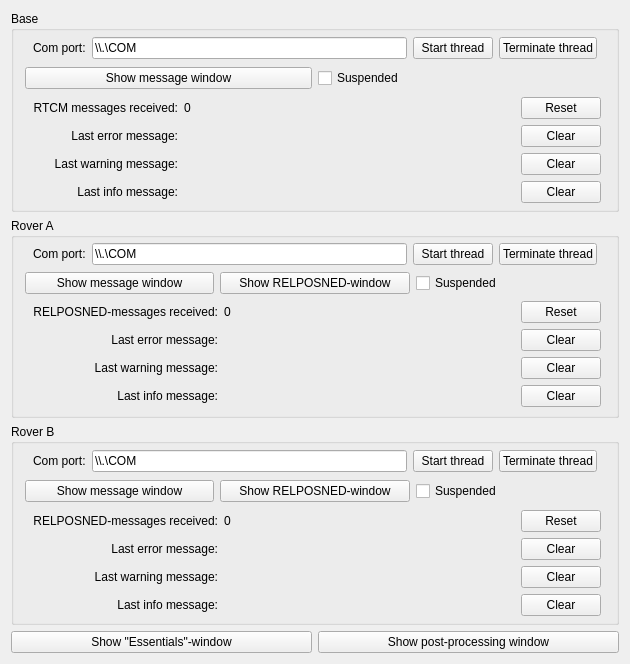
GNSS-Stylist/GNSS-Stylus, file mainwindow.ui: the form before one commit.
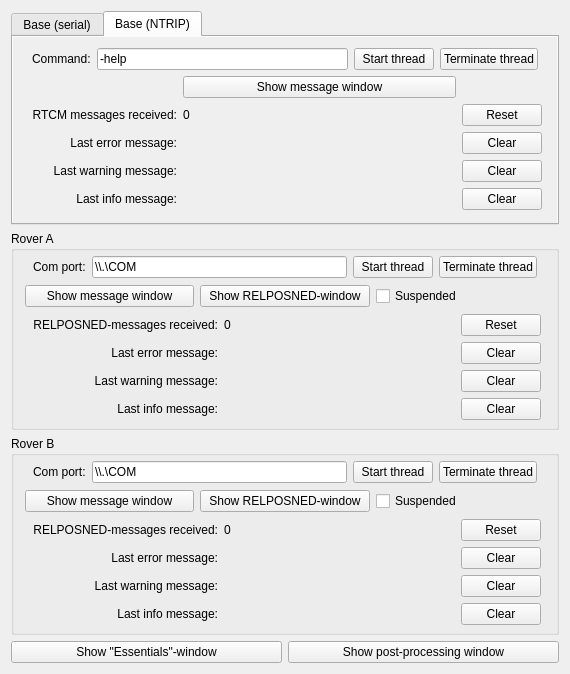
The form after the commit.

Commit message: Added NTRIP client-functionality.

Patch:
```diff
--- a/mainwindow.ui
+++ b/mainwindow.ui
@@ -6,8 +6,8 @@
    <rect>
     <x>0</x>
     <y>0</y>
-    <width>630</width>
-    <height>664</height>
+    <width>570</width>
+    <height>674</height>
    </rect>
   </property>
   <property name="windowTitle">
@@ -16,189 +16,410 @@
   <widget class="QWidget" name="centralWidget">
    <layout class="QVBoxLayout" name="verticalLayout">
     <item>
-     <widget class="QGroupBox" name="groupBox_Base">
+     <widget class="QTabWidget" name="tabWidget_Base">
+      <property name="enabled">
+       <bool>true</bool>
+      </property>
       <property name="sizePolicy">
        <sizepolicy hsizetype="Preferred" vsizetype="Preferred">
         <horstretch>0</horstretch>
         <verstretch>0</verstretch>
        </sizepolicy>
       </property>
-      <property name="title">
-       <string>Base</string>
+      <property name="minimumSize">
+       <size>
+        <width>0</width>
+        <height>0</height>
+       </size>
       </property>
-      <layout class="QGridLayout" name="gridLayout">
-       <property name="topMargin">
-        <number>4</number>
+      <property name="autoFillBackground">
+       <bool>true</bool>
+      </property>
+      <property name="currentIndex">
+       <number>1</number>
+      </property>
+      <widget class="QWidget" name="tab_Base_Serial">
+       <property name="autoFillBackground">
+        <bool>true</bool>
        </property>
-       <property name="bottomMargin">
-        <number>4</number>
+       <attribute name="title">
+        <string>Base (serial)</string>
+       </attribute>
+       <layout class="QVBoxLayout" name="verticalLayout_2">
+        <item>
+         <layout class="QHBoxLayout" name="horizontalLayout_Thread_Base_Serial">
+          <property name="leftMargin">
+           <number>8</number>
+          </property>
+          <property name="rightMargin">
+           <number>8</number>
+          </property>
+          <item>
+           <widget class="QLabel" name="label__Comport_Base_Serial">
+            <property name="text">
+             <string>Com port:</string>
+            </property>
+           </widget>
+          </item>
+          <item>
+           <widget class="QLineEdit" name="lineEdit_ComPort_Base_Serial">
+            <property name="text">
+             <string>\\.\COM</string>
+            </property>
+            <property name="maxLength">
+             <number>256</number>
+            </property>
+           </widget>
+          </item>
+          <item>
+           <widget class="QPushButton" name="pushButton_StartThread_Base_Serial">
+            <property name="text">
+             <string>Start thread</string>
+            </property>
+           </widget>
+          </item>
+          <item>
+           <widget class="QPushButton" name="pushButton_TerminateThread_Base_Serial">
+            <property name="text">
+             <string>Terminate thread</string>
+            </property>
+           </widget>
+          </item>
+         </layout>
+        </item>
+        <item>
+         <layout class="QHBoxLayout" name="horizontalLayout_Base_Serial">
+          <item>
+           <widget class="QPushButton" name="pushButton_ShowMessageWindow_Base_Serial">
+            <property name="text">
+             <string>Show message window</string>
+            </property>
+           </widget>
+          </item>
+          <item>
+           <widget class="QCheckBox" name="checkBox_SuspendThread_Base_Serial">
+            <property name="text">
+             <string>Suspended</string>
+            </property>
+           </widget>
+          </item>
+         </layout>
+        </item>
+        <item>
+         <layout class="QGridLayout" name="gridLayout_Messages_Base_Serial" columnstretch="0,1,0" columnminimumwidth="0,50,0">
+          <property name="leftMargin">
+           <number>8</number>
+          </property>
+          <property name="rightMargin">
+           <number>4</number>
+          </property>
+          <item row="2" column="0">
+           <widget class="QLabel" name="label_LastWarningMessageLabel_Base_Serial">
+            <property name="text">
+             <string>Last warning message:</string>
+            </property>
+            <property name="alignment">
+             <set>Qt::AlignRight|Qt::AlignTrailing|Qt::AlignVCenter</set>
+            </property>
+           </widget>
+          </item>
+          <item row="3" column="2">
+           <widget class="QPushButton" name="pushButton_ClearInfoMessage_Base_Serial">
+            <property name="text">
+             <string>Clear</string>
+            </property>
+           </widget>
+          </item>
+          <item row="3" column="1">
+           <widget class="QLabel" name="label_LastInfoMessage_Base_Serial">
+            <property name="text">
+             <string/>
+            </property>
+           </widget>
+          </item>
+          <item row="2" column="1">
+           <widget class="QLabel" name="label_LastWarningMessage_Base_Serial">
+            <property name="text">
+             <string/>
+            </property>
+           </widget>
+          </item>
+          <item row="0" column="1">
+           <widget class="QLabel" name="label_RTCMMessageCount_Base_Serial">
+            <property name="text">
+             <string>0</string>
+            </property>
+           </widget>
+          </item>
+          <item row="0" column="0">
+           <widget class="QLabel" name="label_RTCMMessageCountLabel_Base_Serial">
+            <property name="text">
+             <string>RTCM messages received:</string>
+            </property>
+            <property name="alignment">
+             <set>Qt::AlignRight|Qt::AlignTrailing|Qt::AlignVCenter</set>
+            </property>
+           </widget>
+          </item>
+          <item row="0" column="2">
+           <widget class="QPushButton" name="pushButton_ClearRTCMCounter_Base_Serial">
+            <property name="text">
+             <string>Reset</string>
+            </property>
+           </widget>
+          </item>
+          <item row="3" column="0">
+           <widget class="QLabel" name="label_LastInfoMessageLabel_Base_Serial">
+            <property name="text">
+             <string>Last info message:</string>
+            </property>
+            <property name="alignment">
+             <set>Qt::AlignRight|Qt::AlignTrailing|Qt::AlignVCenter</set>
+            </property>
+           </widget>
+          </item>
+          <item row="2" column="2">
+           <widget class="QPushButton" name="pushButton_ClearWarningMessage_Base_Serial">
+            <property name="text">
+             <string>Clear</string>
+            </property>
+           </widget>
+          </item>
+          <item row="1" column="0">
+           <widget class="QLabel" name="label_LastErrorMessageLabel_Base_Serial">
+            <property name="text">
+             <string>Last error message:</string>
+            </property>
+            <property name="alignment">
+             <set>Qt::AlignRight|Qt::AlignTrailing|Qt::AlignVCenter</set>
+            </property>
+           </widget>
+          </item>
+          <item row="1" column="1">
+           <widget class="QLabel" name="label_LastErrorMessage_Base_Serial">
+            <property name="text">
+             <string/>
+            </property>
+           </widget>
+          </item>
+          <item row="1" column="2">
+           <widget class="QPushButton" name="pushButton_ClearErrorMessage_Base_Serial">
+            <property name="text">
+             <string>Clear</string>
+            </property>
+           </widget>
+          </item>
+         </layout>
+        </item>
+       </layout>
+      </widget>
+      <widget class="QWidget" name="tab_2">
+       <property name="autoFillBackground">
+        <bool>true</bool>
        </property>
-       <item row="3" column="0">
-        <layout class="QGridLayout" name="gridLayout_Messages_Base" columnstretch="0,1,0" columnminimumwidth="0,50,0">
-         <property name="leftMargin">
-          <number>8</number>
-         </property>
-         <property name="rightMargin">
-          <number>4</number>
-         </property>
-         <item row="2" column="0">
-          <widget class="QLabel" name="label_LastWarningMessageLabel_Base">
-           <property name="text">
-            <string>Last warning message:</string>
-           </property>
-           <property name="alignment">
-            <set>Qt::AlignRight|Qt::AlignTrailing|Qt::AlignVCenter</set>
-           </property>
-          </widget>
-         </item>
-         <item row="3" column="2">
-          <widget class="QPushButton" name="pushButton_ClearInfoMessage_Base">
-           <property name="text">
-            <string>Clear</string>
-           </property>
-          </widget>
-         </item>
-         <item row="3" column="1">
-          <widget class="QLabel" name="label_LastInfoMessage_Base">
-           <property name="text">
-            <string/>
-           </property>
-          </widget>
-         </item>
-         <item row="2" column="1">
-          <widget class="QLabel" name="label_LastWarningMessage_Base">
-           <property name="text">
-            <string/>
-           </property>
-          </widget>
-         </item>
-         <item row="0" column="1">
-          <widget class="QLabel" name="label_RTCMMessageCount_Base">
-           <property name="text">
-            <string>0</string>
-           </property>
-          </widget>
-         </item>
-         <item row="0" column="0">
-          <widget class="QLabel" name="label_RTCMMessageCountLabel_Base">
-           <property name="text">
-            <string>RTCM messages received:</string>
-           </property>
-           <property name="alignment">
-            <set>Qt::AlignRight|Qt::AlignTrailing|Qt::AlignVCenter</set>
-           </property>
-          </widget>
-         </item>
-         <item row="0" column="2">
-          <widget class="QPushButton" name="pushButton_ClearRTCMCounter_Base">
-           <property name="text">
-            <string>Reset</string>
-           </property>
-          </widget>
-         </item>
-         <item row="3" column="0">
-          <widget class="QLabel" name="label_LastInfoMessageLabel_Base">
-           <property name="text">
-            <string>Last info message:</string>
-           </property>
-           <property name="alignment">
-            <set>Qt::AlignRight|Qt::AlignTrailing|Qt::AlignVCenter</set>
-           </property>
-          </widget>
-         </item>
-         <item row="2" column="2">
-          <widget class="QPushButton" name="pushButton_ClearWarningMessage_Base">
-           <property name="text">
-            <string>Clear</string>
-           </property>
-          </widget>
-         </item>
-         <item row="1" column="0">
-          <widget class="QLabel" name="label_LastErrorMessageLabel_Base">
-           <property name="text">
-            <string>Last error message:</string>
-           </property>
-           <property name="alignment">
-            <set>Qt::AlignRight|Qt::AlignTrailing|Qt::AlignVCenter</set>
-           </property>
-          </widget>
-         </item>
-         <item row="1" column="1">
-          <widget class="QLabel" name="label_LastErrorMessage_Base">
-           <property name="text">
-            <string/>
-           </property>
-          </widget>
-         </item>
-         <item row="1" column="2">
-          <widget class="QPushButton" name="pushButton_ClearErrorMessage_Base">
-           <property name="text">
-            <string>Clear</string>
-           </property>
-          </widget>
-         </item>
-        </layout>
-       </item>
-       <item row="2" column="0">
-        <layout class="QHBoxLayout" name="horizontalLayout_Base">
-         <item>
-          <widget class="QPushButton" name="pushButton_ShowMessageWindow_Base">
-           <property name="text">
-            <string>Show message window</string>
-           </property>
-          </widget>
-         </item>
-         <item>
-          <widget class="QCheckBox" name="checkBox_SuspendThread_Base">
-           <property name="text">
-            <string>Suspended</string>
-           </property>
-          </widget>
-         </item>
-        </layout>
-       </item>
-       <item row="1" column="0">
-        <layout class="QHBoxLayout" name="horizontalLayout_Thread_Base">
-         <property name="leftMargin">
-          <number>8</number>
-         </property>
-         <property name="rightMargin">
-          <number>8</number>
-         </property>
-         <item>
-          <widget class="QLabel" name="label__Comport_Base">
-           <property name="text">
-            <string>Com port:</string>
-           </property>
-          </widget>
-         </item>
-         <item>
-          <widget class="QLineEdit" name="lineEdit_ComPort_Base">
-           <property name="text">
-            <string>\\.\COM</string>
-           </property>
-           <property name="maxLength">
-            <number>256</number>
-           </property>
-          </widget>
-         </item>
-         <item>
-          <widget class="QPushButton" name="pushButton_StartThread_Base">
-           <property name="text">
-            <string>Start thread</string>
-           </property>
-          </widget>
-         </item>
-         <item>
-          <widget class="QPushButton" name="pushButton_TerminateThread_Base">
-           <property name="text">
-            <string>Terminate thread</string>
-           </property>
-          </widget>
-         </item>
-        </layout>
-       </item>
-      </layout>
+       <attribute name="title">
+        <string>Base (NTRIP)</string>
+       </attribute>
+       <layout class="QVBoxLayout" name="verticalLayout_3">
+        <item>
+         <layout class="QHBoxLayout" name="horizontalLayout_Thread_NTRIP">
+          <property name="leftMargin">
+           <number>8</number>
+          </property>
+          <property name="rightMargin">
+           <number>8</number>
+          </property>
+          <item>
+           <widget class="QLabel" name="label__NTRIP_Command">
+            <property name="text">
+             <string>Command:</string>
+            </property>
+           </widget>
+          </item>
+          <item>
+           <widget class="QLineEdit" name="lineEdit_Command_Base_NTRIP">
+            <property name="text">
+             <string>-help</string>
+            </property>
+            <property name="maxLength">
+             <number>256</number>
+            </property>
+           </widget>
+          </item>
+          <item>
+           <widget class="QPushButton" name="pushButton_StartThread_Base_NTRIP">
+            <property name="text">
+             <string>Start thread</string>
+            </property>
+           </widget>
+          </item>
+          <item>
+           <widget class="QPushButton" name="pushButton_TerminateThread_NTRIP">
+            <property name="text">
+             <string>Terminate thread</string>
+            </property>
+           </widget>
+          </item>
+         </layout>
+        </item>
+        <item>
+         <layout class="QGridLayout" name="gridLayout_Messages_Base_NTRIP" columnstretch="0,1,0">
+          <property name="leftMargin">
+           <number>8</number>
+          </property>
+          <property name="rightMargin">
+           <number>4</number>
+          </property>
+          <item row="2" column="1">
+           <widget class="QLabel" name="label_LastErrorMessage_Base_NTRIP">
+            <property name="sizePolicy">
+             <sizepolicy hsizetype="Minimum" vsizetype="Minimum">
+              <horstretch>0</horstretch>
+              <verstretch>0</verstretch>
+             </sizepolicy>
+            </property>
+            <property name="text">
+             <string/>
+            </property>
+            <property name="alignment">
+             <set>Qt::AlignLeading|Qt::AlignLeft|Qt::AlignVCenter</set>
+            </property>
+           </widget>
+          </item>
+          <item row="3" column="0">
+           <widget class="QLabel" name="label_LastWarningMessageLabel_Base_NTRIP">
+            <property name="text">
+             <string>Last warning message:</string>
+            </property>
+            <property name="alignment">
+             <set>Qt::AlignRight|Qt::AlignTrailing|Qt::AlignVCenter</set>
+            </property>
+           </widget>
+          </item>
+          <item row="2" column="0">
+           <widget class="QLabel" name="label_LastErrorMessageLabel_Base_NTRIP">
+            <property name="text">
+             <string>Last error message:</string>
+            </property>
+            <property name="alignment">
+             <set>Qt::AlignRight|Qt::AlignTrailing|Qt::AlignVCenter</set>
+            </property>
+           </widget>
+          </item>
+          <item row="3" column="2">
+           <widget class="QPushButton" name="pushButton_ClearWarningMessage_Base_NTRIP">
+            <property name="text">
+             <string>Clear</string>
+            </property>
+           </widget>
+          </item>
+          <item row="4" column="2">
+           <widget class="QPushButton" name="pushButton_ClearInfoMessage_Base_NTRIP">
+            <property name="text">
+             <string>Clear</string>
+            </property>
+           </widget>
+          </item>
+          <item row="2" column="2">
+           <widget class="QPushButton" name="pushButton_ClearErrorMessage_Base_NTRIP">
+            <property name="text">
+             <string>Clear</string>
+            </property>
+           </widget>
+          </item>
+          <item row="3" column="1">
+           <widget class="QLabel" name="label_LastWarningMessage_Base_NTRIP">
+            <property name="sizePolicy">
+             <sizepolicy hsizetype="Minimum" vsizetype="Minimum">
+              <horstretch>0</horstretch>
+              <verstretch>0</verstretch>
+             </sizepolicy>
+            </property>
+            <property name="text">
+             <string/>
+            </property>
+            <property name="alignment">
+             <set>Qt::AlignLeading|Qt::AlignLeft|Qt::AlignVCenter</set>
+            </property>
+           </widget>
+          </item>
+          <item row="1" column="0">
+           <widget class="QLabel" name="label_RTCMMessageCountLabel_Base_NTRIP">
+            <property name="text">
+             <string>RTCM messages received:</string>
+            </property>
+            <property name="alignment">
+             <set>Qt::AlignRight|Qt::AlignTrailing|Qt::AlignVCenter</set>
+            </property>
+           </widget>
+          </item>
+          <item row="1" column="1">
+           <widget class="QLabel" name="label_RTCMMessageCount_Base_NTRIP">
+            <property name="sizePolicy">
+             <sizepolicy hsizetype="Minimum" vsizetype="Minimum">
+              <horstretch>0</horstretch>
+              <verstretch>0</verstretch>
+             </sizepolicy>
+            </property>
+            <property name="text">
+             <string>0</string>
+            </property>
+            <property name="alignment">
+             <set>Qt::AlignLeading|Qt::AlignLeft|Qt::AlignVCenter</set>
+            </property>
+           </widget>
+          </item>
+          <item row="1" column="2">
+           <widget class="QPushButton" name="pushButton_ClearRTCMCounter_Base_NTRIP">
+            <property name="text">
+             <string>Reset</string>
+            </property>
+           </widget>
+          </item>
+          <item row="4" column="1">
+           <widget class="QLabel" name="label_LastInfoMessage_Base_NTRIP">
+            <property name="sizePolicy">
+             <sizepolicy hsizetype="Ignored" vsizetype="Ignored">
+              <horstretch>0</horstretch>
+              <verstretch>0</verstretch>
+             </sizepolicy>
+            </property>
+            <property name="text">
+             <string/>
+            </property>
+            <property name="scaledContents">
+             <bool>false</bool>
+            </property>
+            <property name="alignment">
+             <set>Qt::AlignLeading|Qt::AlignLeft|Qt::AlignVCenter</set>
+            </property>
+           </widget>
+          </item>
+          <item row="4" column="0">
+           <widget class="QLabel" name="label_LastInfoMessageLabel_Base_NTRIP">
+            <property name="text">
+             <string>Last info message:</string>
+            </property>
+            <property name="alignment">
+             <set>Qt::AlignRight|Qt::AlignTrailing|Qt::AlignVCenter</set>
+            </property>
+           </widget>
+          </item>
+          <item row="0" column="1">
+           <layout class="QHBoxLayout" name="horizontalLayout_Base_NTRIP">
+            <item>
+             <widget class="QPushButton" name="pushButton_ShowMessageWindow_NTRIP">
+              <property name="text">
+               <string>Show message window</string>
+              </property>
+             </widget>
+            </item>
+           </layout>
+          </item>
+         </layout>
+        </item>
+       </layout>
+      </widget>
      </widget>
     </item>
     <item>
```
The commit also changes 13 other files.
